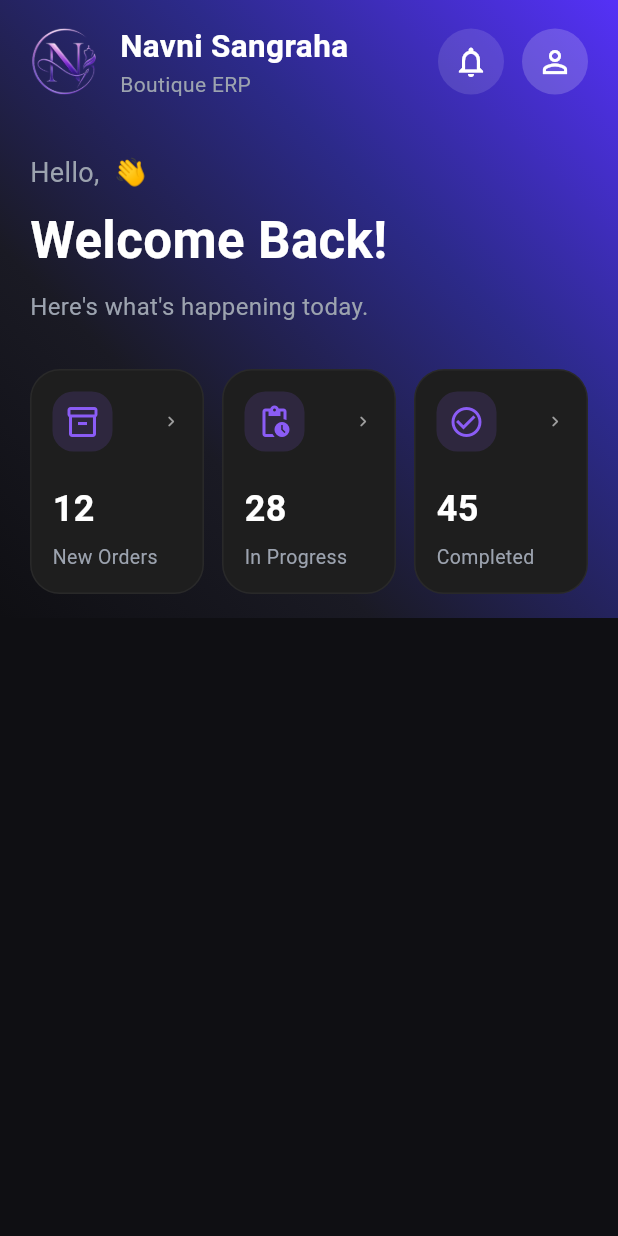
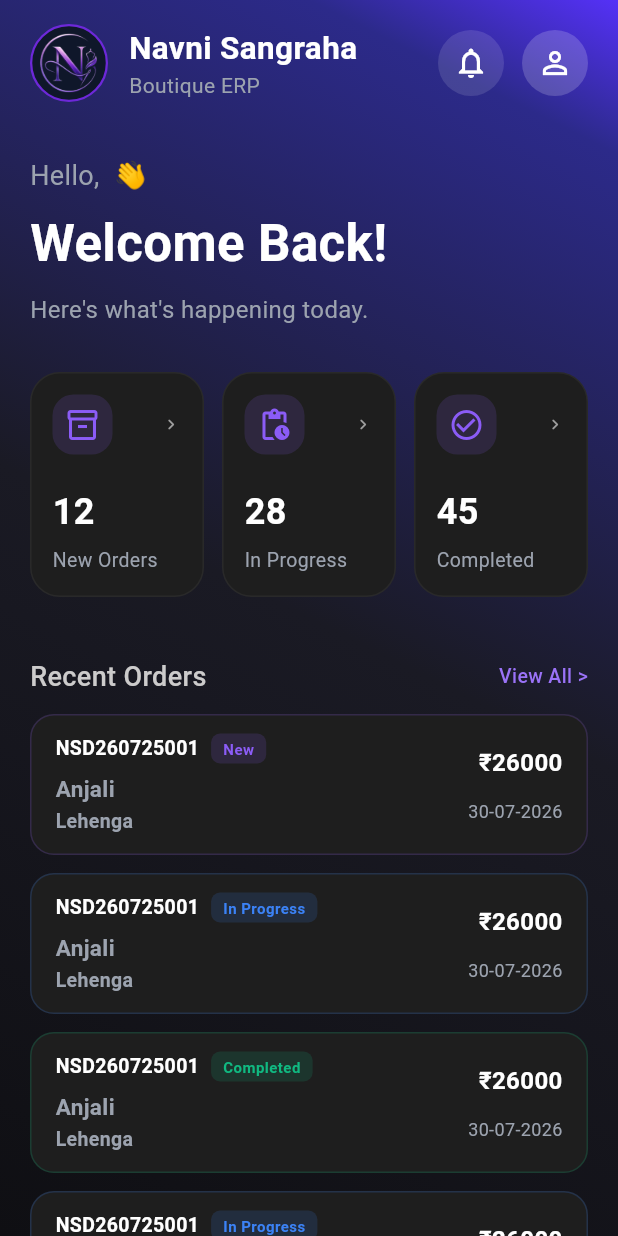
Before and after one commit to AthulSree/navni_sangraha, a Flutter app: the DashboardScreen screen opened directly with empty values, on a phone screen of 412 x 824 dp. Run offline on Flutter 3.47's test engine with Material 3 defaults, Android fonts, the phone set to English and light mode, and no system bars.

Commit message:
feat: add RecentOrderCard widget and implement recent orders section on dashboard

```diff
--- a/lib/core/app_text_styles.dart
+++ b/lib/core/app_text_styles.dart
@@ -34,6 +34,26 @@ class AppTextStyles {
     fontWeight: FontWeight.bold,
     color: Colors.white,
   );
+
+  static const title1 = TextStyle(color: Color.fromARGB(255, 204, 203, 203), fontSize: 18, fontWeight: FontWeight.w500);
+  // eg: dashboard => Recent Orders
+
+  static const title2 = TextStyle(color: AppColors.textPrimary, fontSize: 13, fontWeight: FontWeight.bold,);
+  // eg: dashboard => Recent Orders OrderId
+
+  static const title3 = TextStyle(color: AppColors.textSecondary, fontSize: 15, fontWeight: FontWeight.w600,);
+  // eg: dashboard => Recent Orders Customer Name
+
+  static const title4 = TextStyle(color: AppColors.textSecondary, fontSize: 13, fontWeight: FontWeight.w600,);
+  // eg: dashboard => Recent Orders Outfit Type
+
+  static const title5 = TextStyle(color: AppColors.textPrimary, fontSize: 13, fontWeight: FontWeight.bold,);
+  // eg: dashboard => Recent Orders OrderId
+
+  static const titleViewAll = TextStyle(color: Color.fromARGB(255, 154, 114, 247), fontSize: 13, fontWeight: FontWeight.w500,);
+  // eg: dashboard => Recent Orders OrderId
+
+
 }
 
 
--- a/lib/screens/dashboard/dashboard_hero.dart
+++ b/lib/screens/dashboard/dashboard_hero.dart
@@ -20,10 +20,18 @@ class DashboardHero extends StatelessWidget {
                         Expanded(
                           child: Row(
                             children: [
-                              // Navni Logo
-                              SizedBox(
-                                width: 46,
-                                height: 46,
+                              Container(
+                                width: 52,
+                                height: 52,
+                                padding: const EdgeInsets.all(4),
+                                decoration: BoxDecoration(
+                                  color: const Color(0xFF0F172A), // Navy blue
+                                  shape: BoxShape.circle,
+                                  border: Border.all(
+                                    color: AppColors.primaryDark, // Dark purple
+                                    width: 1.5,
+                                  ),
+                                ),
                                 child: Image.asset("assets/navni_sangraha_logo.png"),
                               ),
 
--- a/lib/screens/dashboard/dashboard_screen.dart
+++ b/lib/screens/dashboard/dashboard_screen.dart
@@ -1,6 +1,8 @@
 import 'package:flutter/material.dart';
 import 'package:navni_sangraha/core/app_colors.dart';
+import 'package:navni_sangraha/core/app_text_styles.dart';
 import 'package:navni_sangraha/screens/dashboard/dashboard_hero.dart';
+import 'package:navni_sangraha/screens/dashboard/widgets/recent_order_card.dart';
 import 'package:navni_sangraha/screens/dashboard/widgets/statistic_card.dart';
 
 class DashboardScreen extends StatelessWidget {
@@ -23,7 +25,7 @@ class DashboardScreen extends StatelessWidget {
               Color(0xFF1A1A24),
               Color(0xFF0F0F13),
             ],
-            stops: [0.0, 0.35, 0.70, 1.0],
+            stops: [0.0, 0.10, 0.50, 1.0],
           ),
         ),
 
@@ -76,6 +78,37 @@ class DashboardScreen extends StatelessWidget {
                     ],
                   ),
                 ),
+
+
+
+                // ==============================
+                // Recent Orders
+                // ==============================
+                SizedBox(height: 40),
+
+                Row(
+                  children: [
+                    Text("Recent Orders", style: AppTextStyles.title1,),
+                    Spacer(),
+                    Text("View All >", style: AppTextStyles.titleViewAll,)
+                  ],
+                ),
+
+                SizedBox(height: 12,),
+
+                RecentOrderCard(orderId: "NSD260725001", customerName: "Anjali", outfitType: "Lehenga", amount: "26000", status: "new", deliveryDate: "30-07-2026"),
+
+                SizedBox(height: 12,),
+
+                RecentOrderCard(orderId: "NSD260725001", customerName: "Anjali", outfitType: "Lehenga", amount: "26000", status: "progress", deliveryDate: "30-07-2026"),
+
+                SizedBox(height: 12,),
+
+                RecentOrderCard(orderId: "NSD260725001", customerName: "Anjali", outfitType: "Lehenga", amount: "26000", status: "completed", deliveryDate: "30-07-2026"),
+
+                SizedBox(height: 12,),
+
+                RecentOrderCard(orderId: "NSD260725001", customerName: "Anjali", outfitType: "Lehenga", amount: "26000", status: "progress", deliveryDate: "30-07-2026"),
               ],
             ),
           ),
--- /dev/null
+++ b/lib/screens/dashboard/widgets/recent_order_card.dart
@@ -0,0 +1,138 @@
+import 'package:flutter/material.dart';
+import 'package:navni_sangraha/core/app_colors.dart';
+import 'package:navni_sangraha/core/app_text_styles.dart';
+
+class RecentOrderCard extends StatelessWidget {
+  final String orderId;
+  final String customerName;
+  final String outfitType;
+  final String amount;
+  final String status;
+  final String deliveryDate;
+
+  const RecentOrderCard({
+    super.key,
+    required this.orderId,
+    required this.customerName,
+    required this.outfitType,
+    required this.amount,
+    required this.status,
+    required this.deliveryDate,
+  });
+
+  @override
+  Widget build(BuildContext context) {
+    Color getStatusColor() {
+      switch (status.toLowerCase()) {
+        case "new":
+          return const Color(0xFF8B5CF6); // purple (AppColors.primary)
+        case "progress":
+          return const Color(0xFF3B82F6); // blue
+        case "completed":
+          return const Color(0xFF10B981); // green (AppColors.success)
+        default:
+          return Colors.grey;
+      }
+    }
+
+    String getStatusText() {
+      if (status.toLowerCase() == "progress") {
+        return "In Progress";
+      }
+      return status.substring(0, 1).toUpperCase() +
+          status.substring(1).toLowerCase();
+    }
+
+    return InkWell(
+      onTap: () {},
+      borderRadius: BorderRadius.circular(16),
+      child: Container(
+        padding: const EdgeInsets.symmetric(horizontal: 16, vertical: 12),
+        decoration: BoxDecoration(
+          color: AppColors.card,
+          borderRadius: BorderRadius.circular(16),
+          border: Border.all(
+            color: getStatusColor().withValues(alpha: 0.2),
+            width: 1,
+          ),
+        ),
+        child: Row(
+          crossAxisAlignment: CrossAxisAlignment.center,
+          children: [
+            // Left Column: Order details & Status
+            Expanded(
+              child: Column(
+                crossAxisAlignment: CrossAxisAlignment.start,
+                mainAxisSize: MainAxisSize.min,
+                children: [
+                  Row(
+                    children: [
+                      // Orderid
+                      Text(
+                        orderId,
+                        style: AppTextStyles.title2,
+                      ),
+                      const SizedBox(width: 8),
+                      // Status Badge
+                      Container(
+                        padding: const EdgeInsets.symmetric(horizontal: 8, vertical: 3,),
+                        decoration: BoxDecoration(
+                          color: getStatusColor().withValues(alpha: 0.15),
+                          borderRadius: BorderRadius.circular(6),
+                        ),
+                        child: Text(
+                          getStatusText(),
+                          style: TextStyle(
+                            color: getStatusColor(),
+                            fontSize: 10,
+                            fontWeight: FontWeight.bold,
+                            letterSpacing: 0.3,
+                          ),
+                        ),
+                      ),
+                    ],
+                  ),
+                  const SizedBox(height: 6),
+                  // Customer Name
+                  Text(
+                    customerName,
+                    style: AppTextStyles.title3,
+                  ),
+                  const SizedBox(height: 2),
+                  Text(
+                    outfitType,
+                    style: AppTextStyles.title4,
+                  ),
+                ],
+              ),
+            ),
+
+            // Right Column: Price and Delivery Date
+            Column(
+              crossAxisAlignment: CrossAxisAlignment.end,
+              mainAxisSize: MainAxisSize.min,
+              children: [
+                Text(
+                  "₹$amount",
+                  style: const TextStyle(
+                    color: Colors.white,
+                    fontSize: 16,
+                    fontWeight: FontWeight.bold,
+                  ),
+                ),
+                const SizedBox(height: 12),
+                Text(
+                  deliveryDate,
+                  style: const TextStyle(
+                    color: AppColors.textSecondary,
+                    fontSize: 12,
+                  ),
+                ),
+              ],
+            ),
+          ],
+        ),
+      ),
+    );
+  }
+}
```
